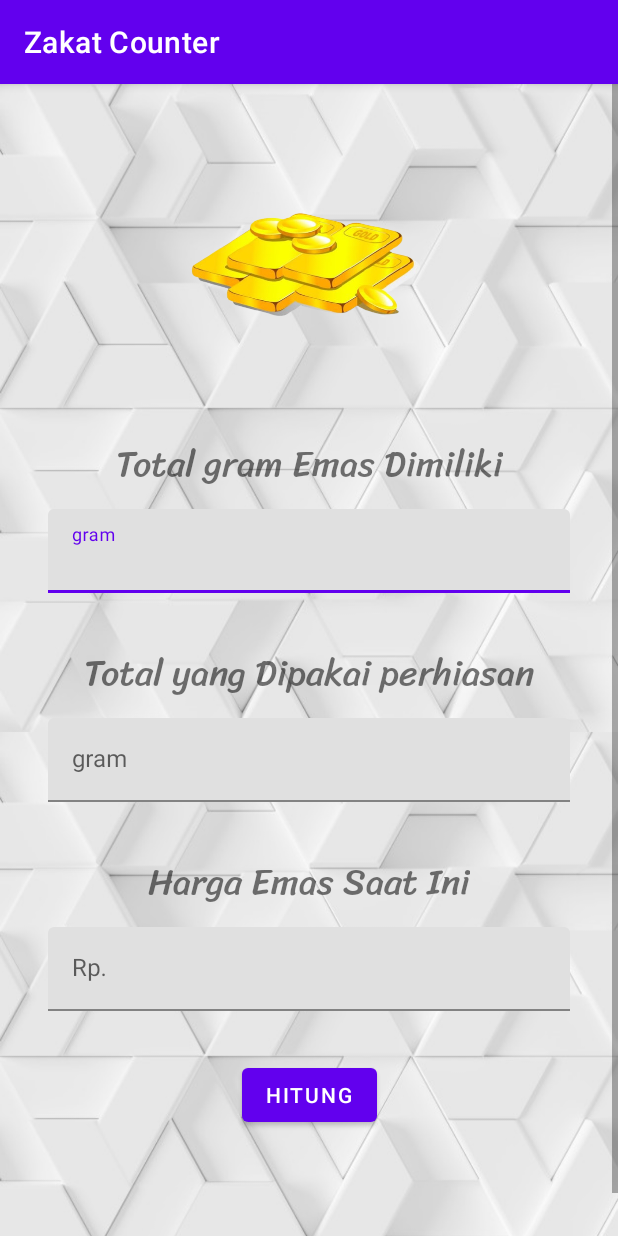
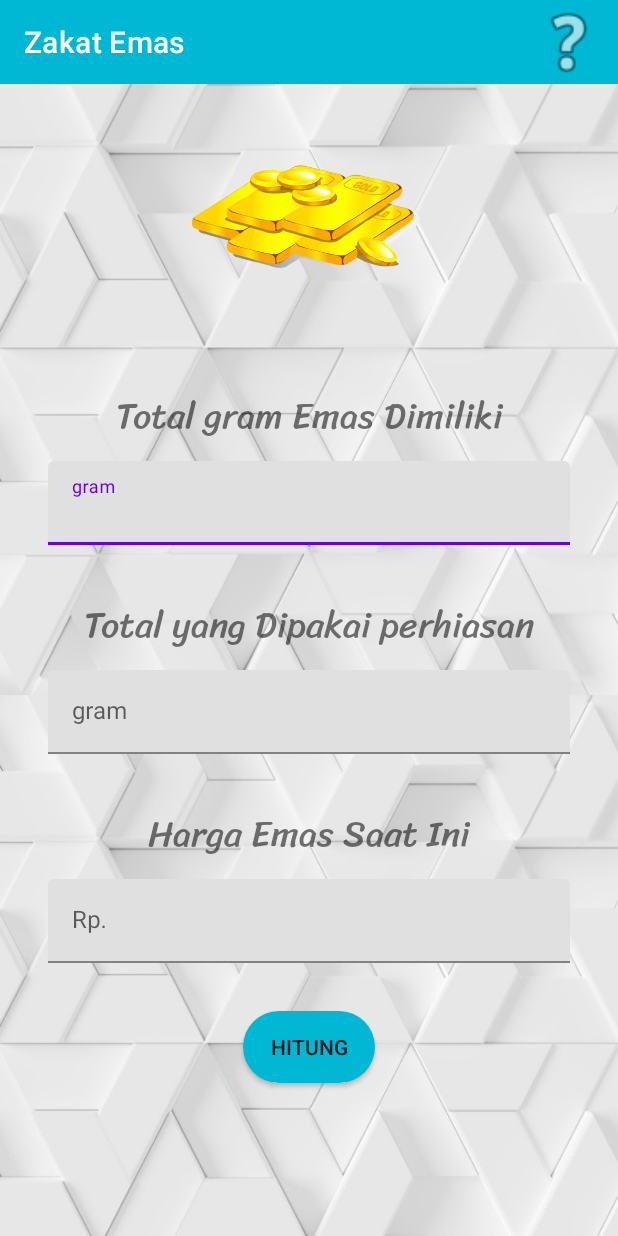
Before and after one commit to UnknownArt01/ProgTech_Zakat, an Android app: the zakat_emas screen opened directly, with no data from a screen before it, on a phone screen of 412 x 824 dp. Run offline under Robolectric (Android 15) with nearby library versions, the phone set to English and light mode, and no system bars.

Commit message:
all done 3

```diff
--- a/app/src/main/java/com/nadi/zakat/zakat_emas.java
+++ b/app/src/main/java/com/nadi/zakat/zakat_emas.java
@@ -4,22 +4,32 @@ import androidx.appcompat.app.AppCompatActivity;
 
 import android.content.Intent;
 import android.os.Bundle;
+import android.os.Handler;
 import android.view.View;
 import android.widget.Button;
+import android.widget.ImageView;
+import android.widget.Toast;
 
 import com.google.android.material.textfield.TextInputLayout;
 
 import model.Emas;
+import model.Emas_Guide;
+import model.Loading;
 
 public class zakat_emas extends AppCompatActivity {
     private TextInputLayout emas_mentah_textInputLayout, emas_pakai_textInputLayout, harga_emas_textInputLayout;
+    private ImageView question_imageView;
     private Button hitung_emas_button;
     private int bayar = 1;
+    private Loading loading = new Loading(zakat_emas.this);
+    private Emas_Guide emas_guide = new Emas_Guide(zakat_emas.this);
 
     @Override
     protected void onCreate(Bundle savedInstanceState) {
         super.onCreate(savedInstanceState);
         setContentView(R.layout.zakat_emas);
+        getSupportActionBar().hide();
+
         initView();
         setListener();
 
@@ -39,7 +49,21 @@ public class zakat_emas extends AppCompatActivity {
                 Intent intent = new Intent();
                 intent.putExtra("emasBaru", temp);
                 setResult(300, intent);
-                finish();
+                loading.startLoadingDialog();
+                Handler handler = new Handler();
+                handler.postDelayed(new Runnable() {
+                    @Override
+                    public void run() {
+                        loading.dismiss();
+                        finish();
+                    }
+                },1000);
+                Toast.makeText(getApplicationContext(), "Zakat Emas Berhasil Dihitung ", Toast.LENGTH_SHORT).show();
+            }
+        });
+        question_imageView.setOnClickListener(new View.OnClickListener() {
+            @Override
+            public void onClick(View v) {
 
             }
         });
@@ -50,6 +74,7 @@ public class zakat_emas extends AppCompatActivity {
         emas_pakai_textInputLayout = findViewById(R.id.emas_pakai_textInputLayout);
         harga_emas_textInputLayout = findViewById(R.id.harga_emas_textInputLayout);
         hitung_emas_button = findViewById(R.id.hitung_emas_button);
+        question_imageView = findViewById(R.id.question_imageView);
     }
 
 }
--- /dev/null
+++ b/app/src/main/java/model/Emas_Guide.java
@@ -0,0 +1,27 @@
+package model;
+
+import android.app.Activity;
+import android.app.AlertDialog;
+import android.view.LayoutInflater;
+
+import com.nadi.zakat.R;
+
+public class Emas_Guide {
+    private Activity activity;
+    private AlertDialog dialog;
+
+    public Emas_Guide(Activity myActivity){
+        activity = myActivity;
+    }
+    public void startLoadingDialog(){
+        AlertDialog.Builder builder = new AlertDialog.Builder(activity);
+
+        LayoutInflater inflater = activity.getLayoutInflater();
+        builder.setView(inflater.inflate(R.layout.loading, null));
+        builder.setCancelable(true);
+
+        dialog = builder.create();
+        dialog.show();
+    }
+    public void dismiss(){dialog.dismiss();}
+}
--- /dev/null
+++ b/app/src/main/res/drawable/round_button.xml
@@ -0,0 +1,5 @@
+<?xml version="1.0" encoding="utf-8"?>
+<shape xmlns:android="http://schemas.android.com/apk/res/android">
+    <solid android:color="#00B8D4"></solid>
+    <corners android:radius="50dp"></corners>
+</shape>
--- a/app/src/main/res/layout/zakat_emas.xml
+++ b/app/src/main/res/layout/zakat_emas.xml
@@ -4,8 +4,8 @@
     xmlns:tools="http://schemas.android.com/tools"
     android:layout_width="match_parent"
     android:layout_height="match_parent"
-    tools:context=".zakat_emas"
-    android:background="@drawable/background2">
+    android:background="@drawable/background2"
+    tools:context=".zakat_emas">
 
     <ScrollView
         android:layout_width="match_parent"
@@ -15,15 +15,26 @@
             android:layout_width="match_parent"
             android:layout_height="wrap_content">
 
+            <androidx.appcompat.widget.Toolbar
+                android:id="@+id/toolbar9"
+                android:layout_width="match_parent"
+                android:layout_height="wrap_content"
+                android:background="#00B8D4"
+                android:minHeight="?attr/actionBarSize"
+                android:theme="?attr/actionBarTheme"
+                app:layout_constraintEnd_toEndOf="parent"
+                app:layout_constraintStart_toStartOf="parent"
+                app:layout_constraintTop_toTopOf="parent"
+                app:title="Zakat Emas" />
+
             <ImageView
                 android:id="@+id/imageView3"
                 android:layout_width="176dp"
                 android:layout_height="168dp"
-                android:layout_marginTop="32dp"
                 android:background="@drawable/emas"
                 app:layout_constraintEnd_toEndOf="parent"
                 app:layout_constraintStart_toStartOf="parent"
-                app:layout_constraintTop_toTopOf="parent" />
+                app:layout_constraintTop_toBottomOf="@+id/toolbar9" />
 
             <TextView
                 android:id="@+id/textView10"
@@ -113,7 +124,7 @@
                     android:inputType="number" />
             </com.google.android.material.textfield.TextInputLayout>
 
-            <Button
+            <androidx.appcompat.widget.AppCompatButton
                 android:id="@+id/hitung_emas_button"
                 android:layout_width="wrap_content"
                 android:layout_height="wrap_content"
@@ -121,12 +132,22 @@
                 android:layout_marginTop="32dp"
                 android:layout_marginEnd="32dp"
                 android:layout_marginBottom="100dp"
+                android:background="@drawable/round_button"
                 android:text="Hitung"
                 app:layout_constraintBottom_toBottomOf="parent"
                 app:layout_constraintEnd_toEndOf="parent"
                 app:layout_constraintStart_toStartOf="parent"
                 app:layout_constraintTop_toBottomOf="@+id/harga_emas_textInputLayout" />
 
+            <ImageView
+                android:id="@+id/question_imageView"
+                android:layout_width="66dp"
+                android:layout_height="55dp"
+                app:layout_constraintBottom_toBottomOf="@+id/toolbar9"
+                app:layout_constraintEnd_toEndOf="parent"
+                app:layout_constraintTop_toTopOf="parent"
+                app:srcCompat="@android:drawable/ic_menu_help" />
+
         </androidx.constraintlayout.widget.ConstraintLayout>
     </ScrollView>
 
```
Also changed, not shown: app/src/main/AndroidManifest.xml (+5 -5 lines), app/src/main/java/com/nadi/zakat/hitungzakatprofesi.java (+15 -3 lines), app/src/main/java/com/nadi/zakat/hitungzakatrikaz.java (+12 -1 lines), app/src/main/java/com/nadi/zakat/hitungzakatsimpanan.java (+12 -1 lines), app/src/main/java/com/nadi/zakat/zakat_maal_umum.java (+11 -1 lines), app/src/main/java/com/nadi/zakat/zakat_perak.java (+14 -1 lines), app/src/main/java/com/nadi/zakat/zakat_perdagangan.java (+17 -1 lines), app/src/main/res/layout/emas_guide.xml (added, +58 -0 lines).
